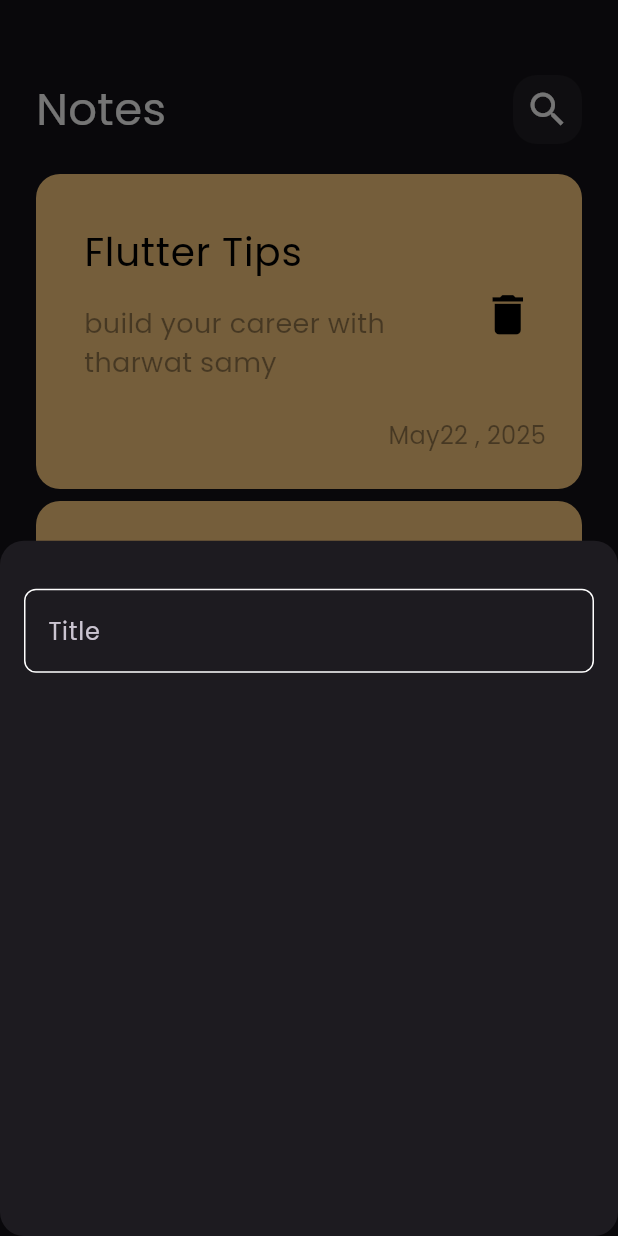
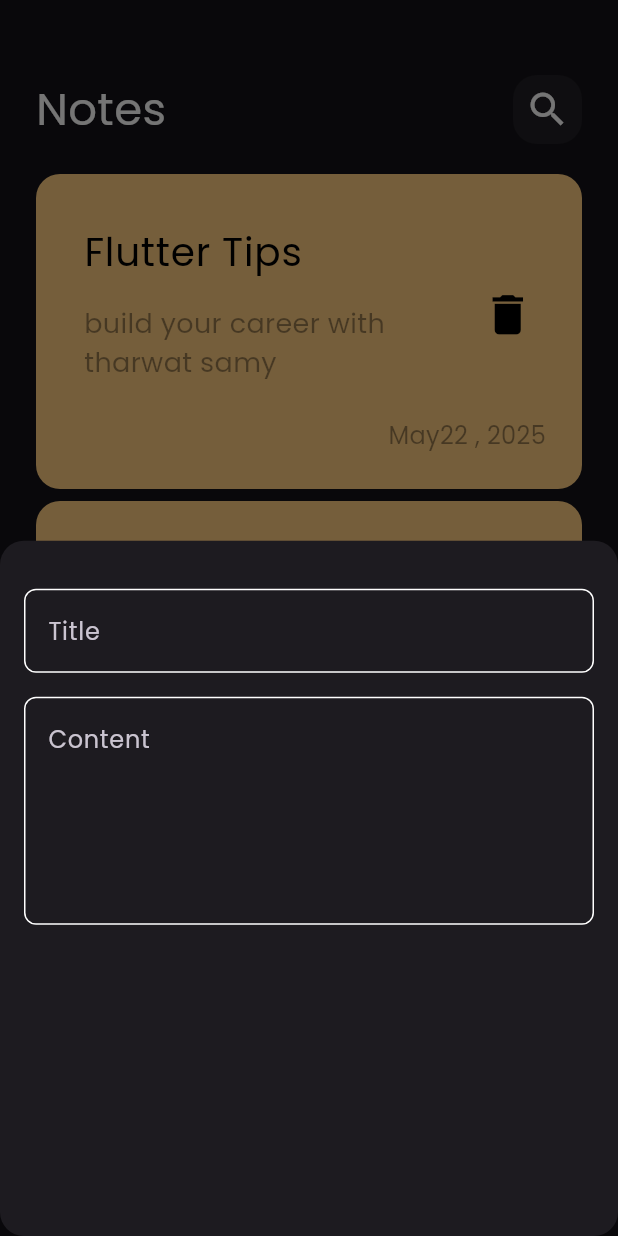
Before and after one commit to melhusseinyy/notes_app, a Flutter app: the screen it shows after launch, after a tap on the "add" icon, on a phone screen of 412 x 824 dp. Run offline on Flutter 3.47's test engine with Material 3 defaults, Android fonts, the phone set to English and light mode, and no system bars.

Commit message:
add fields to note buttom sheet

```diff
--- a/lib/widgets/add_note_buttom_sheet.dart
+++ b/lib/widgets/add_note_buttom_sheet.dart
@@ -11,7 +11,9 @@ class AddNoteButtomSheet extends StatelessWidget {
       child: Column(
         children: [
           SizedBox(height: 32,),
-          CustomTextField()
+          CustomTextField(hint: 'Title',),
+          SizedBox(height: 16,),
+           CustomTextField(hint: 'Content',maxlines:5 ,)
         ],
       ),
     );
--- a/lib/widgets/custom_text_field.dart
+++ b/lib/widgets/custom_text_field.dart
@@ -2,14 +2,17 @@ import 'package:flutter/material.dart';
 import 'package:notesapp/widgets/const.dart';
 
 class CustomTextField extends StatelessWidget {
-  const CustomTextField({super.key});
+  const CustomTextField({super.key, required this.hint, this.maxlines=1});
+  final String hint;
+  final int maxlines;
 
   @override
   Widget build(BuildContext context) {
     return TextField(
+      maxLines: maxlines,
       cursorColor:KPrimaryColor ,
       decoration: InputDecoration(
-        hintText: 'Title',
+        hintText: hint,
         border: buildBorder(),
         enabledBorder: buildBorder(),
         focusedBorder: buildBorder(KPrimaryColor)
```
